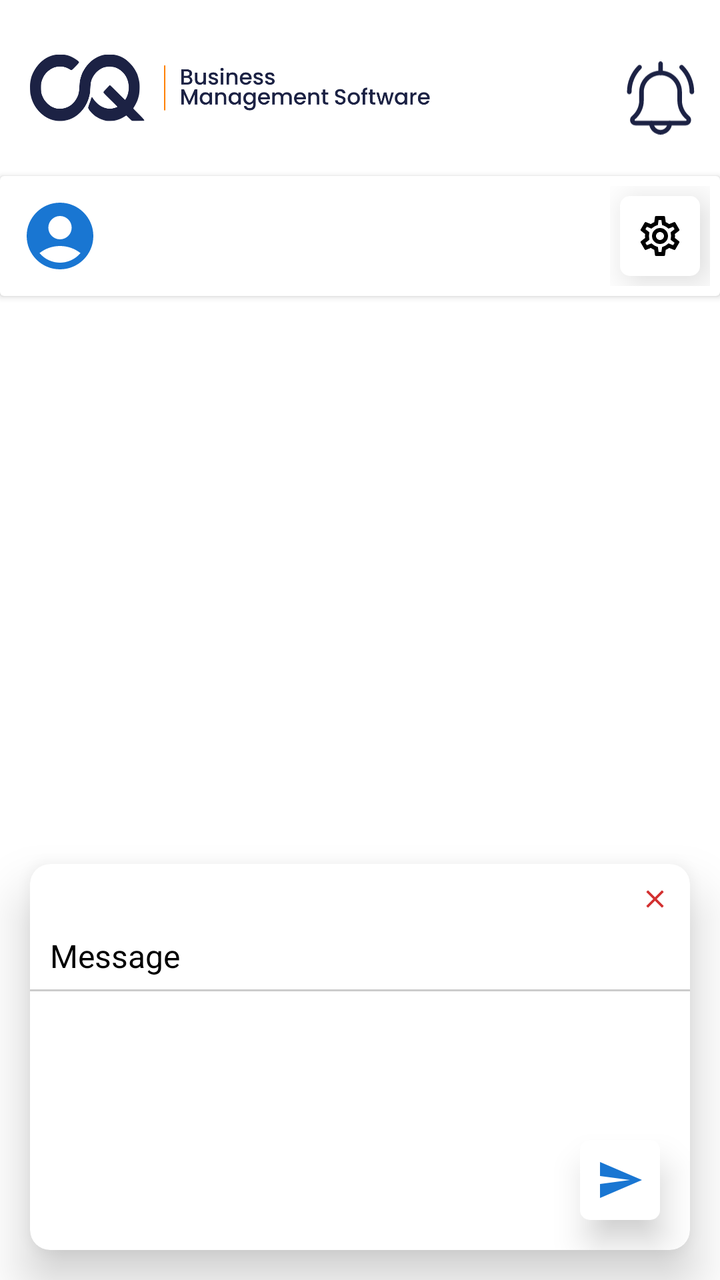
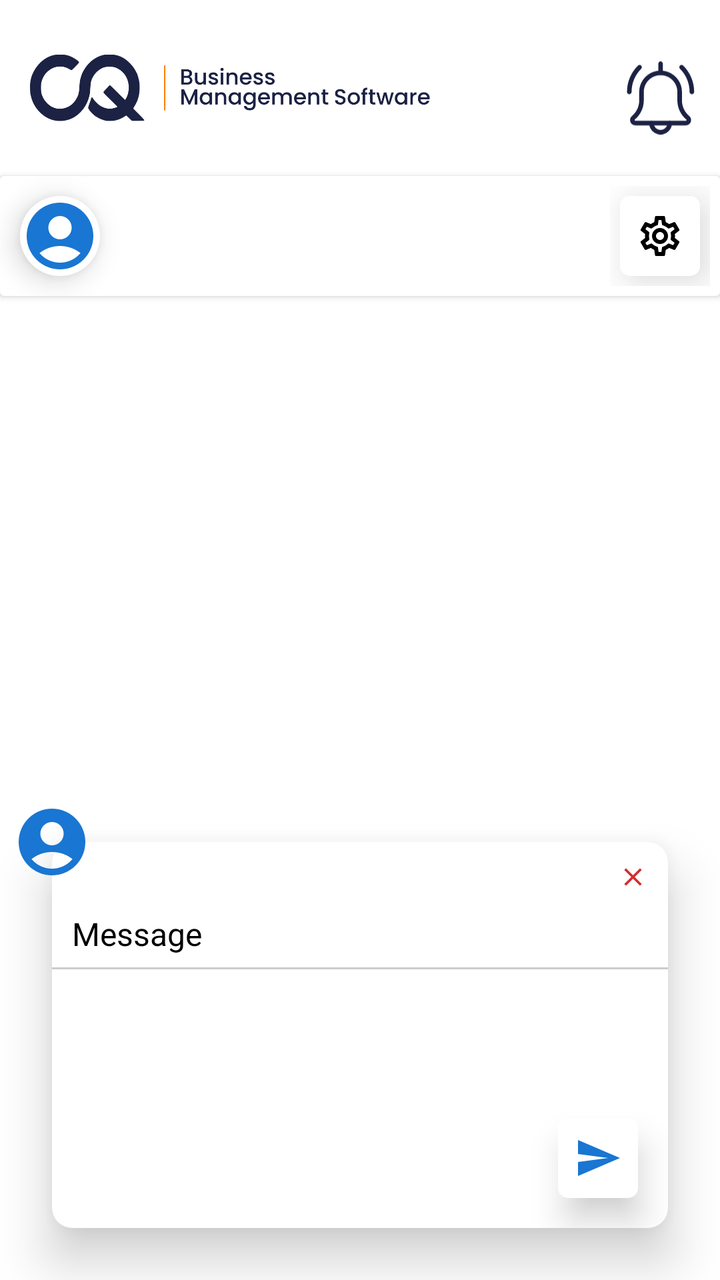

Compare the two renders of this Android layout. The source of the first and the diff that turns it into the second are given below.
<!-- AndroidManifest.xml: application theme Theme.CQ_mobile -->
<!-- res/layout/activity_inner_chats.xml -->
<?xml version="1.0" encoding="utf-8"?>
<androidx.constraintlayout.widget.ConstraintLayout xmlns:android="http://schemas.android.com/apk/res/android"
    xmlns:app="http://schemas.android.com/apk/res-auto"
    xmlns:tools="http://schemas.android.com/tools"
    android:layout_width="match_parent"
    android:layout_height="match_parent">

    <include
        android:id="@+id/include"
        layout="@layout/layout_common_header"
        android:layout_width="match_parent"
        android:layout_height="wrap_content" />


    <androidx.cardview.widget.CardView
        android:id="@+id/cardView2"
        android:layout_width="match_parent"
        android:layout_height="60dp"
        app:layout_constraintEnd_toEndOf="parent"
        app:layout_constraintStart_toStartOf="parent"
        app:layout_constraintTop_toBottomOf="@+id/include">

        <androidx.constraintlayout.widget.ConstraintLayout
            android:layout_width="match_parent"
            android:layout_height="60dp"
            android:orientation="horizontal">


            <ImageView
                android:id="@+id/Avatar"
                android:layout_width="40dp"
                android:layout_height="40dp"
                android:src="@drawable/emptyglide"
                android:layout_marginStart="10dp"
                android:elevation="8dp"
                app:layout_constraintBottom_toBottomOf="parent"
                app:layout_constraintStart_toStartOf="parent"
                app:layout_constraintTop_toTopOf="parent" />

            <TextView
                android:id="@+id/receiver_Name"
                android:layout_width="0dp"
                android:layout_height="wrap_content"
                android:ellipsize="end"
                android:maxLines="2"
                android:text=""
                android:layout_marginStart="10dp"
                android:textColor="@color/black"
                android:textSize="20sp"
                android:textStyle="bold"
                app:layout_constraintBottom_toBottomOf="parent"
                app:layout_constraintStart_toEndOf="@+id/Avatar"
                app:layout_constraintTop_toTopOf="parent" />

            <LinearLayout
                android:id="@+id/linearLayout5"
                android:layout_width="wrap_content"
                android:layout_height="wrap_content"
                android:gravity="end|center"
                android:orientation="horizontal"
                android:padding="5dp"
                app:layout_constraintBottom_toBottomOf="parent"
                app:layout_constraintEnd_toEndOf="parent"
                app:layout_constraintTop_toTopOf="parent">


                <ImageButton
                    android:id="@+id/del_btn_on"
                    android:layout_width="wrap_content"
                    android:layout_height="wrap_content"
                    android:layout_margin="5dp"
                    android:layout_marginEnd="15dp"
                    android:background="@drawable/background_white"
                    android:contentDescription="delete"
                    android:elevation="10dp"
                    android:src="@drawable/outline_settings_24"
                    tools:ignore="TouchTargetSizeCheck" />


            </LinearLayout>


        </androidx.constraintlayout.widget.ConstraintLayout>
    </androidx.cardview.widget.CardView>

    <androidx.recyclerview.widget.RecyclerView
        android:id="@+id/recyclerView_messages"
        android:layout_width="0dp"
        android:layout_height="0dp"
        android:padding="5dp"
        app:layout_constraintBottom_toBottomOf="parent"
        app:layout_constraintEnd_toEndOf="parent"
        app:layout_constraintStart_toStartOf="parent"
        app:layout_constraintTop_toBottomOf="@+id/cardView2" />


    <ProgressBar
        android:id="@+id/progressBar"
        android:layout_width="wrap_content"
        android:layout_height="wrap_content"
        android:elevation="15dp"
        android:visibility="gone"
        app:layout_constraintBottom_toBottomOf="parent"
        app:layout_constraintEnd_toEndOf="parent"
        app:layout_constraintStart_toStartOf="parent"
        app:layout_constraintTop_toTopOf="parent" />


    <androidx.cardview.widget.CardView
        android:id="@+id/cardView4"
        android:layout_width="match_parent"
        android:layout_height="wrap_content"
        android:layout_margin="15dp"
        android:elevation="10dp"
        android:visibility="visible"
        app:cardCornerRadius="10dp"
        app:cardElevation="15dp"
        app:layout_constraintBottom_toBottomOf="parent"
        app:layout_constraintEnd_toEndOf="parent"
        app:layout_constraintStart_toStartOf="parent"
        tools:ignore="UnknownId">


        <LinearLayout
            android:id="@+id/messageInputContainer"
            android:layout_width="match_parent"
            android:layout_height="match_parent"
            android:elevation="10dp"
            android:orientation="vertical"
            app:layout_constraintEnd_toEndOf="parent"
            app:layout_constraintStart_toStartOf="parent"
            app:layout_constraintTop_toBottomOf="@+id/create_ticket_stats">

            <LinearLayout
                android:layout_width="match_parent"
                android:layout_height="match_parent"
                android:elevation="10dp"
                android:gravity="end"
                android:orientation="horizontal">

                <ImageView
                    android:id="@+id/chatOff"
                    android:layout_width="35dp"
                    android:layout_height="35dp"
                    android:layout_marginStart="10dp"
                    android:src="@drawable/baseline_close_24"
                    android:layout_gravity="end"
                    android:padding="10dp"
                    android:elevation="10dp"
                    app:layout_constraintBottom_toBottomOf="parent"
                    app:layout_constraintStart_toStartOf="parent"
                    app:layout_constraintTop_toTopOf="parent"
                    app:tint="#D32F2F" />

            </LinearLayout>

            <TextView
                android:id="@+id/textmessage"
                android:layout_width="wrap_content"
                android:layout_height="wrap_content"
                android:layout_gravity="center|start"
                android:layout_marginEnd="5dp"
                android:drawableTint="@color/black"
                android:paddingHorizontal="10dp"
                android:text="Message"
                android:textColor="@color/black"
                android:textSize="16sp"
                android:layout_marginBottom="6dp"/>

            <View
                android:layout_width="match_parent"
                android:layout_height="1dp"
                android:background="#CCCCCC" />




            <LinearLayout
                android:layout_width="match_parent"
                android:layout_height="wrap_content"
                android:orientation="vertical">

                <EditText
                    android:id="@+id/messageInput"
                    android:layout_width="match_parent"
                    android:layout_height="wrap_content"
                    android:layout_marginTop="5dp"
                    android:background="@color/white"
                    android:gravity="top|start"
                    android:inputType="textCapSentences|textMultiLine"
                    android:screenReaderFocusable="true"
                    android:padding="15dp"
                    android:paddingStart="10dp"
                    android:scrollbars="vertical"
                    android:scrollHorizontally="false"
                    tools:ignore="SpeakableTextPresentCheck,TouchTargetSizeCheck" />




                <ImageView
                    android:id="@+id/sendButton"
                    android:layout_width="40dp"
                    android:layout_height="40dp"
                    android:layout_marginStart="10dp"
                    android:src="@drawable/sharp_send_24"
                    android:layout_gravity="end"
                    android:background="@drawable/background_white"
                    android:layout_margin="15dp"
                    android:elevation="10dp"
                    app:layout_constraintBottom_toBottomOf="parent"
                    app:layout_constraintStart_toStartOf="parent"
                    app:layout_constraintTop_toTopOf="parent"
                    app:tint="#1976D2" />


            </LinearLayout>

        </LinearLayout>


    </androidx.cardview.widget.CardView>







</androidx.constraintlayout.widget.ConstraintLayout>
<!-- res/layout/layout_common_header.xml (included above) -->
<?xml version="1.0" encoding="utf-8"?>
<androidx.constraintlayout.widget.ConstraintLayout xmlns:android="http://schemas.android.com/apk/res/android"
    android:layout_width="match_parent"
    android:layout_height="wrap_content"
    xmlns:app="http://schemas.android.com/apk/res-auto">


        <ImageView
            android:id="@+id/header_logo"
            android:layout_width="200dp"
            android:layout_height="58dp"
            android:layout_margin="15dp"
            android:src="@drawable/cq_logo"
            app:layout_constraintBottom_toBottomOf="parent"
            app:layout_constraintStart_toStartOf="parent"
            app:layout_constraintTop_toTopOf="parent" />

        <ImageView
            android:id="@+id/header_Notification"
            android:layout_width="38dp"
            android:layout_height="38dp"
            android:layout_marginTop="10dp"
            android:layout_marginEnd="10dp"
            android:src="@drawable/bell"
            app:layout_constraintBottom_toBottomOf="parent"
            app:layout_constraintEnd_toEndOf="parent"
            app:layout_constraintTop_toTopOf="parent"
            app:tint="@color/darkBlue" />

        <ImageView
            android:id="@+id/Notification_indication_on"
            android:layout_width="16dp"
            android:layout_height="16dp"
            android:src="@drawable/indicator_on"
            android:visibility="invisible"
            app:layout_constraintBottom_toBottomOf="@+id/header_Notification"
            app:layout_constraintEnd_toEndOf="@+id/header_Notification"
            app:tint="#F57C00" />


</androidx.constraintlayout.widget.ConstraintLayout>
<!-- resources referenced by this layout -->
<resources>
  <color name="black">#FF000000</color>
  <color name="darkBlue">#1C2244</color>
  <color name="white">#FFFFFFFF</color>
  <!-- drawable background_white (drawable) -->
  <shape xmlns:android="http://schemas.android.com/apk/res/android">
      
      <solid android:color="#FFFFFF" /> 
  
      
      <corners android:radius="5dp" />
  
      
      <padding
          android:left="8dp"
          android:top="8dp"
          android:right="8dp"
          android:bottom="8dp" />
  </shape>
  <!-- drawable baseline_close_24 (drawable) -->
  <vector xmlns:android="http://schemas.android.com/apk/res/android" android:height="24dp" android:tint="#FFFFFF" android:viewportHeight="24" android:viewportWidth="24" android:width="24dp">
        
      <path android:fillColor="@android:color/white" android:pathData="M19,6.41L17.59,5 12,10.59 6.41,5 5,6.41 10.59,12 5,17.59 6.41,19 12,13.41 17.59,19 19,17.59 13.41,12z"/>
      
  </vector>
  <!-- drawable bell: vector/xml drawable (drawable, 2507 chars, omitted) -->
  <!-- drawable cq_logo: png bitmap (drawable, 26074 bytes) -->
  <!-- drawable emptyglide (drawable) -->
  <vector xmlns:android="http://schemas.android.com/apk/res/android" android:height="24dp" android:tint="#1976D2" android:viewportHeight="24" android:viewportWidth="24" android:width="24dp">
  
      <path android:fillColor="@color/cq_grey" android:pathData="M12,2C6.48,2 2,6.48 2,12s4.48,10 10,10s10,-4.48 10,-10S17.52,2 12,2zM12,6c1.93,0 3.5,1.57 3.5,3.5S13.93,13 12,13s-3.5,-1.57 -3.5,-3.5S10.07,6 12,6zM12,20c-2.03,0 -4.43,-0.82 -6.14,-2.88C7.55,15.8 9.68,15 12,15s4.45,0.8 6.14,2.12C16.43,19.18 14.03,20 12,20z"/>
  
  </vector>
  <!-- drawable indicator_on (drawable) -->
  <vector xmlns:android="http://schemas.android.com/apk/res/android" android:height="24dp" android:tint="#2DA429" android:viewportHeight="24" android:viewportWidth="24" android:width="24dp">
        
      <path android:fillColor="@android:color/white" android:pathData="M12,2C6.48,2 2,6.48 2,12s4.48,10 10,10 10,-4.48 10,-10S17.52,2 12,2z"/>
      
  </vector>
  <!-- drawable outline_settings_24: vector/xml drawable (drawable, 2029 chars, omitted) -->
  <!-- drawable sharp_send_24 (drawable) -->
  <vector xmlns:android="http://schemas.android.com/apk/res/android" android:autoMirrored="true" android:height="24dp" android:tint="#000000" android:viewportHeight="24" android:viewportWidth="24" android:width="24dp">
        
      <path android:fillColor="@android:color/white" android:pathData="M2.01,21L23,12 2.01,3 2,10l15,2 -15,2 0.01,7z"/>
      
  </vector>
  <style name="Theme.CQ_mobile" parent="Theme.MaterialComponents.DayNight.DarkActionBar">
          
          <item name="colorPrimary">@color/purple_500</item>
          <item name="colorPrimaryVariant">@color/purple_700</item>
          <item name="colorOnPrimary">@color/white</item>
          
          <item name="colorSecondary">@color/teal_200</item>
          <item name="colorSecondaryVariant">@color/teal_700</item>
          <item name="colorOnSecondary">@color/black</item>
          
          <item name="android:statusBarColor">?attr/colorPrimaryVariant</item>
          
      </style>
  <color name="cq_grey">#C1C0C0</color>
  <color name="purple_500">#000000</color>
  <color name="purple_700">#000000</color>
  <color name="teal_200">#1976D2</color>
  <color name="teal_700">#FF018786</color>
</resources>

<!-- the commit's change to res/layout/activity_inner_chats.xml (unified diff, before → after) -->
@@ -32,6 +32,7 @@
                 android:layout_height="40dp"
                 android:src="@drawable/emptyglide"
                 android:layout_marginStart="10dp"
+                android:background="@drawable/circular_background"
                 android:elevation="8dp"
                 app:layout_constraintBottom_toBottomOf="parent"
                 app:layout_constraintStart_toStartOf="parent"
@@ -106,15 +107,29 @@
         app:layout_constraintTop_toTopOf="parent" />
 
 
+    <ImageView
+        android:id="@+id/Avatar_second"
+        android:layout_width="40dp"
+        android:layout_height="40dp"
+        android:layout_gravity="start"
+        android:elevation="18dp"
+        android:src="@drawable/emptyglide"
+        android:visibility="visible"
+        app:layout_constraintBottom_toTopOf="@+id/cardView4"
+        app:layout_constraintEnd_toStartOf="@+id/cardView4"
+        app:layout_constraintStart_toStartOf="@+id/cardView4"
+        app:layout_constraintTop_toTopOf="@+id/cardView4" />
+
     <androidx.cardview.widget.CardView
         android:id="@+id/cardView4"
         android:layout_width="match_parent"
         android:layout_height="wrap_content"
-        android:layout_margin="15dp"
         android:elevation="10dp"
+        android:layout_marginHorizontal="26dp"
         android:visibility="visible"
         app:cardCornerRadius="10dp"
         app:cardElevation="15dp"
+        android:layout_marginBottom="26dp"
         app:layout_constraintBottom_toBottomOf="parent"
         app:layout_constraintEnd_toEndOf="parent"
         app:layout_constraintStart_toStartOf="parent"
@@ -138,15 +153,16 @@
                 android:gravity="end"
                 android:orientation="horizontal">
 
+
                 <ImageView
-                    android:id="@+id/chatOff"
+                    android:id="@+id/chatInputHide"
                     android:layout_width="35dp"
                     android:layout_height="35dp"
+                    android:layout_gravity="end"
                     android:layout_marginStart="10dp"
+                    android:elevation="10dp"
+                    android:padding="10dp"
                     android:src="@drawable/baseline_close_24"
-                    android:layout_gravity="end"
-                    android:padding="10dp"
-                    android:elevation="10dp"
                     app:layout_constraintBottom_toBottomOf="parent"
                     app:layout_constraintStart_toStartOf="parent"
                     app:layout_constraintTop_toTopOf="parent"
<!-- resource entries referenced after the edit -->
@@ -25,6 +25,11 @@
       
   </vector>
   <!-- drawable bell: vector/xml drawable (drawable, 2507 chars, omitted) -->
+  <!-- drawable circular_background (drawable) -->
+  <shape xmlns:android="http://schemas.android.com/apk/res/android">
+      <solid android:color="@android:color/white"/>
+      <corners android:radius="25dp"/> 
+  </shape>
   <!-- drawable cq_logo: png bitmap (drawable, 26074 bytes) -->
   <!-- drawable emptyglide (drawable) -->
   <vector xmlns:android="http://schemas.android.com/apk/res/android" android:height="24dp" android:tint="#1976D2" android:viewportHeight="24" android:viewportWidth="24" android:width="24dp">
